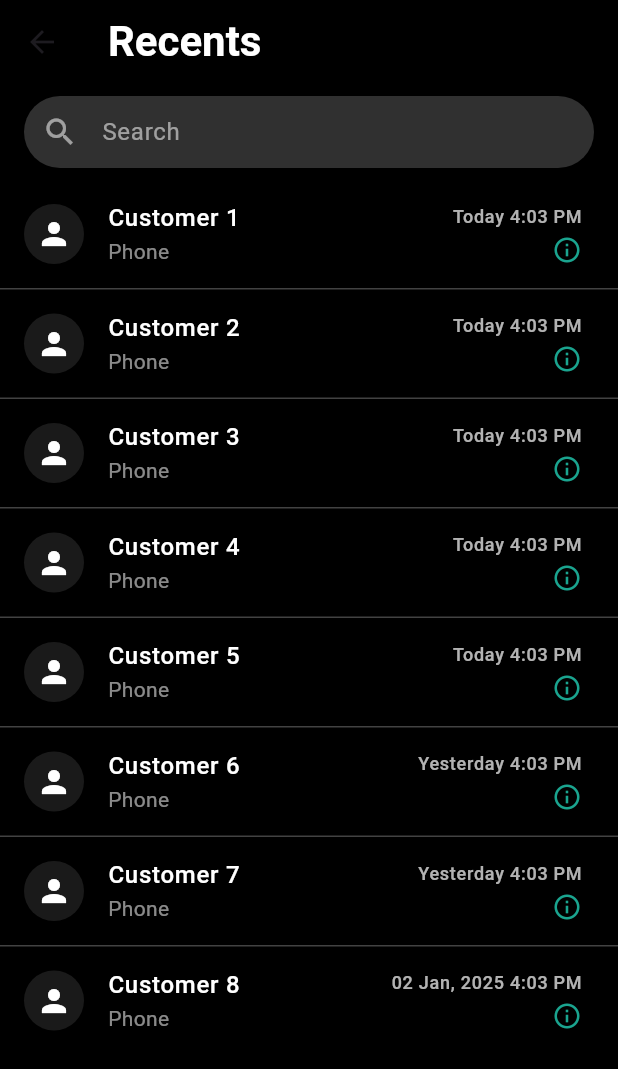
After one commit to jereenajohn/Be_call, a Flutter app: the RecentCallsPage screen opened directly, on a phone screen of 412 x 824 dp. The commit adds this screen. Shown: the top 1069 px of the screen. Run offline on Flutter 3.47's test engine with Material 3 defaults, Android fonts, the phone set to English and light mode, and no system bars; missing offline and left inert: flutter_phone_direct_caller.

Commit message:
recent call page

```diff
--- a/lib/homepage.dart
+++ b/lib/homepage.dart
@@ -1,4 +1,5 @@
 import 'package:be_call/customer_details_view.dart';
+import 'package:be_call/recent_calls_page.dart';
 import 'package:flutter/material.dart';
 import 'package:be_call/call_report.dart';
 import 'package:be_call/dialerpage.dart';
@@ -26,11 +27,12 @@ class _HomepageState extends State<Homepage> {
 
   // Build all tab pages once so they're ready immediately
   late final List<Widget> _pages = [
-    _buildCallsPage(),
-    _buildContactsPage(),
-    const DialerPage(),
-    const CallReport(),
-    const SettingsPage(),
+    const RecentCallsPage(),
+    _buildContactsPage(), // index 0  -> Contacts
+    // index 1  -> Calls
+    const DialerPage(), // index 2
+    const CallReport(), // index 3
+    const SettingsPage(), // index 4
   ];
 
   void _onItemTapped(int index) {
@@ -54,10 +56,20 @@ class _HomepageState extends State<Homepage> {
         onTap: _onItemTapped,
         items: const [
           BottomNavigationBarItem(icon: Icon(Icons.call), label: 'Calls'),
-          BottomNavigationBarItem(icon: Icon(Icons.contacts), label: 'Contacts'),
+          BottomNavigationBarItem(
+            icon: Icon(Icons.contacts),
+            label: 'Contacts',
+          ),
+
           BottomNavigationBarItem(icon: Icon(Icons.dialpad), label: 'Keypad'),
-          BottomNavigationBarItem(icon: Icon(Icons.insert_chart), label: 'Reports'),
-          BottomNavigationBarItem(icon: Icon(Icons.settings), label: 'Settings'),
+          BottomNavigationBarItem(
+            icon: Icon(Icons.insert_chart),
+            label: 'Reports',
+          ),
+          BottomNavigationBarItem(
+            icon: Icon(Icons.settings),
+            label: 'Settings',
+          ),
         ],
       ),
     );
@@ -124,7 +136,8 @@ class _HomepageState extends State<Homepage> {
                   Navigator.push(
                     context,
                     MaterialPageRoute(
-              builder: (context) => CustomerDetailsView(
+                      builder:
+                          (context) => CustomerDetailsView(
                             customerName: customers[index],
                           ),
                     ),
@@ -134,7 +147,6 @@ class _HomepageState extends State<Homepage> {
             },
           ),
         ),
-
       ],
     );
   }
--- /dev/null
+++ b/lib/recent_calls_page.dart
@@ -0,0 +1,128 @@
+import 'package:flutter/material.dart';
+import 'package:be_call/customer_details_view.dart';
+
+class RecentCallsPage extends StatefulWidget {
+  const RecentCallsPage({super.key});
+
+  @override
+  State<RecentCallsPage> createState() => _RecentCallsPageState();
+}
+
+class _RecentCallsPageState extends State<RecentCallsPage> {
+  final List<Map<String, String>> recentCalls = [
+    {'name': 'Customer 1', 'time': 'Today 4:03 PM'},
+    {'name': 'Customer 2', 'time': 'Today 4:03 PM'},
+    {'name': 'Customer 3', 'time': 'Today 4:03 PM'},
+    {'name': 'Customer 4', 'time': 'Today 4:03 PM'},
+    {'name': 'Customer 5', 'time': 'Today 4:03 PM'},
+    {'name': 'Customer 6', 'time': 'Yesterday 4:03 PM'},
+    {'name': 'Customer 7', 'time': 'Yesterday 4:03 PM'},
+    {'name': 'Customer 8', 'time': '02 Jan, 2025 4:03 PM'},
+  ];
+
+  @override
+  Widget build(BuildContext context) {
+    return Scaffold(
+      backgroundColor: Colors.black,
+      appBar: AppBar(
+        backgroundColor: Colors.black,
+        elevation: 0,
+        title: const Text(
+          'Recents',
+          style: TextStyle(
+            color: Colors.white,
+            fontSize: 28,
+            fontWeight: FontWeight.bold,
+          ),
+        ),
+      ),
+      body: Column(
+        children: [
+          // ---------- Search bar ----------
+          Padding(
+            padding: const EdgeInsets.symmetric(horizontal: 16, vertical: 8),
+            child: TextField(
+              style: const TextStyle(color: Colors.white),
+              decoration: InputDecoration(
+                filled: true,
+                fillColor: Colors.grey[850],
+                hintText: 'Search',
+                hintStyle: const TextStyle(color: Colors.white54),
+                prefixIcon: const Icon(Icons.search, color: Colors.white54),
+                contentPadding: const EdgeInsets.symmetric(vertical: 0),
+                border: OutlineInputBorder(
+                  borderRadius: BorderRadius.circular(30),
+                  borderSide: BorderSide.none,
+                ),
+              ),
+            ),
+          ),
+
+          // ---------- List of recent calls ----------
+          Expanded(
+            child: ListView.separated(
+              itemCount: recentCalls.length,
+              separatorBuilder: (_, __) =>
+                  Divider(color: Colors.grey[800], height: 1),
+              itemBuilder: (context, index) {
+                final call = recentCalls[index];
+                return ListTile(
+                  leading: const CircleAvatar(
+                    backgroundColor: Colors.white10,
+                    child: Icon(Icons.person, color: Colors.white),
+                  ),
+                  title: Text(
+                    call['name']!,
+                    style: const TextStyle(
+                        color: Colors.white, fontWeight: FontWeight.w500),
+                  ),
+                  subtitle: const Text(
+                    'Phone',
+                    style: TextStyle(color: Colors.white54),
+                  ),
+
+                  // ✅ Compact trailing widget to prevent overflow
+                  trailing: Row(
+                    mainAxisSize: MainAxisSize.min,
+                    crossAxisAlignment: CrossAxisAlignment.center,
+                    children: [
+                      Column(
+                        mainAxisSize: MainAxisSize.min,
+                        crossAxisAlignment: CrossAxisAlignment.end,
+                        children: [
+                          Text(
+                            call['time']!,
+                            style: const TextStyle(
+                                color: Colors.white70, fontSize: 12),
+                          ),
+                          const SizedBox(height: 4),
+                          GestureDetector(
+                            onTap: () {
+                              Navigator.push(
+                                context,
+                                MaterialPageRoute(
+                                  builder: (_) => CustomerDetailsView(
+                                    customerName: call['name']!,
+                                  ),
+                                ),
+                              );
+                            },
+                            child: const Icon(
+                              Icons.info_outline,
+                              color: Color.fromARGB(255, 26, 164, 143),
+                              size: 20, // smaller to fit tile height
+                            ),
+                          ),
+                        ],
+                      ),
+                    ],
+                  ),
+                );
+              },
+            ),
+          ),
+        ],
+      ),
+    );
+  }
+}
```
Lines whose indentation alone changed are shown as unchanged.
